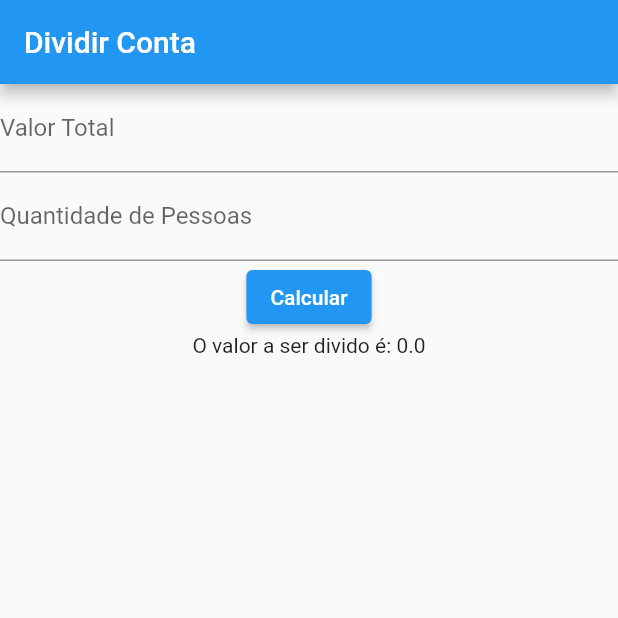
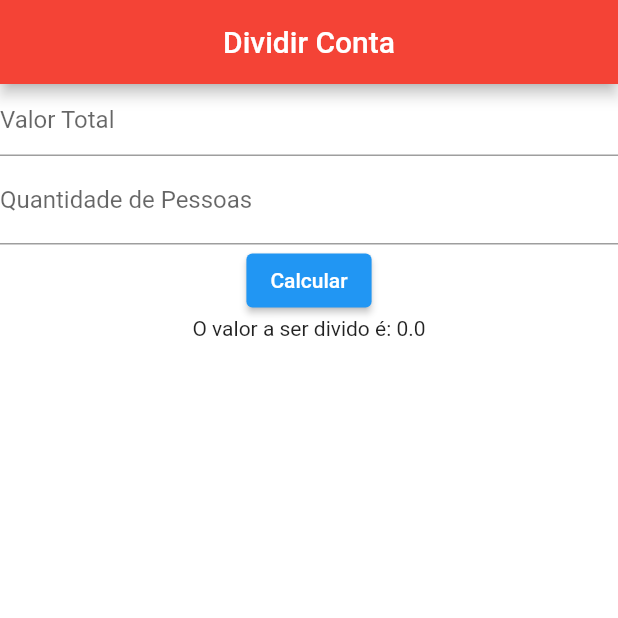
Before and after one commit to viniciushgiovanini/lab-mobile-development, a Flutter app: the screen it shows after launch, on a phone screen of 412 x 824 dp, the top half of it. Run offline on Flutter 3.47's test engine with Material 2 defaults, Android fonts, the phone set to English and light mode, and no system bars; missing offline and left inert: dart:html.

Commit message:
iniciando estilos

```diff
--- a/Trabalhos/01TP_Divide_Conta/dividecontaapp/lib/main.dart
+++ b/Trabalhos/01TP_Divide_Conta/dividecontaapp/lib/main.dart
@@ -1,3 +1,5 @@
+import 'dart:html';
+
 import 'package:flutter/material.dart';
 
 //Widgets Statelles --> Sem alteração de Estado
@@ -6,6 +8,14 @@
 void main() {
   runApp(const divideC());
 }
+
+// MaterialApp(
+//   title: 'Flutter Demo',
+//   theme: ThemeData(
+//    primaryColor: primaryColor,
+//    ),
+//   home: MyApp(),
+// );
 
 class divideC extends StatefulWidget {
   const divideC({Key? key}) : super(key: key);
@@ -21,9 +31,15 @@
   double contaFinal = 0.0;
 
   Widget build(BuildContext context) {
+    // const color = 0xFF151026;
     return MaterialApp(
         home: Scaffold(
-      appBar: AppBar(title: Text("Dividir Conta")),
+      appBar: AppBar(
+        centerTitle: true,
+        title: Text("Dividir Conta"),
+        backgroundColor: Colors.red,
+      ),
+      backgroundColor: Colors.white,
       body: BodyBody(),
     ));
   }
@@ -33,7 +49,8 @@
       TextFormField(
           controller: valorTotal,
           keyboardType: TextInputType.number,
-          decoration: InputDecoration(labelText: "Valor Total")),
+          decoration: InputDecoration(
+              labelText: "Valor Total", contentPadding: EdgeInsets.zero)),
       TextFormField(
           controller: qtdPessoas,
           keyboardType: TextInputType.number,
```
